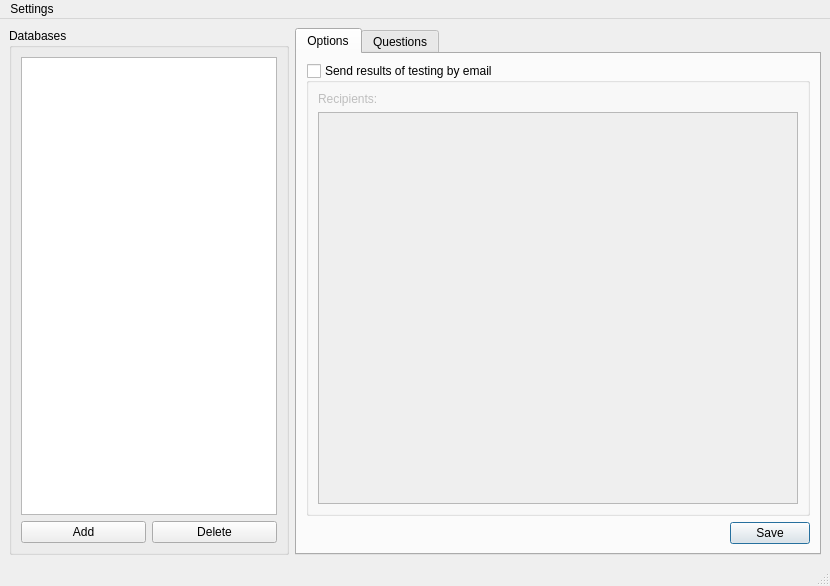
Above: admin_form.ui from Testorator/Testik before the change. Below: the same form after it.
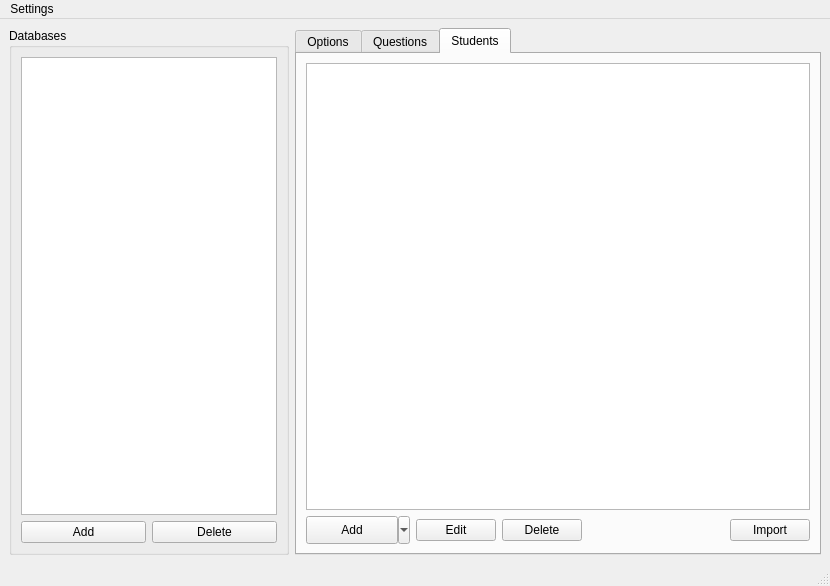
That is the form after the change.

What changed in the file:
```diff
--- a/admin_form.ui
+++ b/admin_form.ui
@@ -52,7 +52,7 @@
     <item row="0" column="1">
      <widget class="QTabWidget" name="tabWidget">
       <property name="currentIndex">
-       <number>0</number>
+       <number>2</number>
       </property>
       <widget class="QWidget" name="tab_Opt">
        <attribute name="title">
@@ -186,6 +186,88 @@
         </item>
        </layout>
       </widget>
+      <widget class="QWidget" name="tab_Students">
+       <attribute name="title">
+        <string>Students</string>
+       </attribute>
+       <layout class="QGridLayout" name="gridLayout_9">
+        <item row="0" column="0">
+         <layout class="QGridLayout" name="gridLayout_8">
+          <item row="1" column="2">
+           <widget class="QPushButton" name="pushButton_Delete_Stud">
+            <property name="text">
+             <string>Delete</string>
+            </property>
+           </widget>
+          </item>
+          <item row="1" column="5">
+           <widget class="QPushButton" name="pushButton_Import_Stud">
+            <property name="text">
+             <string>Import</string>
+            </property>
+           </widget>
+          </item>
+          <item row="1" column="3" colspan="2">
+           <spacer name="horizontalSpacer">
+            <property name="orientation">
+             <enum>Qt::Horizontal</enum>
+            </property>
+            <property name="sizeHint" stdset="0">
+             <size>
+              <width>40</width>
+              <height>20</height>
+             </size>
+            </property>
+           </spacer>
+          </item>
+          <item row="0" column="0" colspan="6">
+           <widget class="QTreeWidget" name="treeWidget_students">
+            <property name="rootIsDecorated">
+             <bool>true</bool>
+            </property>
+            <attribute name="headerVisible">
+             <bool>false</bool>
+            </attribute>
+            <column>
+             <property name="text">
+              <string notr="true">1</string>
+             </property>
+            </column>
+           </widget>
+          </item>
+          <item row="1" column="0">
+           <widget class="QToolButton" name="toolButton_Add_Stud">
+            <property name="minimumSize">
+             <size>
+              <width>104</width>
+              <height>28</height>
+             </size>
+            </property>
+            <property name="text">
+             <string>Add</string>
+            </property>
+            <property name="popupMode">
+             <enum>QToolButton::MenuButtonPopup</enum>
+            </property>
+            <property name="autoRaise">
+             <bool>false</bool>
+            </property>
+            <property name="arrowType">
+             <enum>Qt::NoArrow</enum>
+            </property>
+           </widget>
+          </item>
+          <item row="1" column="1">
+           <widget class="QPushButton" name="pushButton_Edit_Stud">
+            <property name="text">
+             <string>Edit</string>
+            </property>
+           </widget>
+          </item>
+         </layout>
+        </item>
+       </layout>
+      </widget>
      </widget>
     </item>
    </layout>
```
